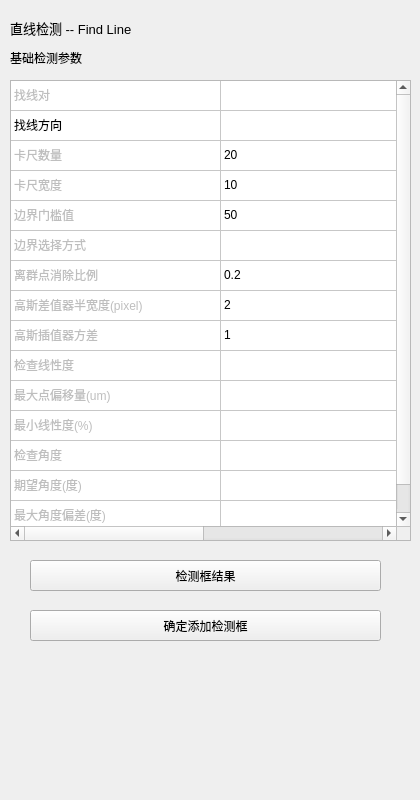
Old version of the form VisionDetect/FindLineWidget.ui in the repository chuandongxu/AOI.
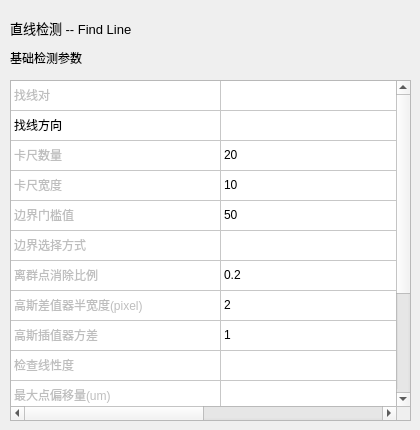
New version of the form.

Commit message:
Developed edit inspection window feature.
Developed edit inspection window feature.

Diff of the .ui file:
```diff
--- a/VisionDetect/FindLineWidget.ui
+++ b/VisionDetect/FindLineWidget.ui
@@ -7,7 +7,7 @@
     <x>0</x>
     <y>0</y>
     <width>420</width>
-    <height>800</height>
+    <height>430</height>
    </rect>
   </property>
   <property name="windowTitle">
@@ -50,7 +50,7 @@
      <x>10</x>
      <y>80</y>
      <width>401</width>
-     <height>461</height>
+     <height>341</height>
     </rect>
    </property>
    <property name="rowCount">
@@ -249,32 +249,6 @@
     </property>
    </item>
   </widget>
-  <widget class="QPushButton" name="btnTryInsp">
-   <property name="geometry">
-    <rect>
-     <x>30</x>
-     <y>560</y>
-     <width>351</width>
-     <height>31</height>
-    </rect>
-   </property>
-   <property name="text">
-    <string>检测框结果</string>
-   </property>
-  </widget>
-  <widget class="QPushButton" name="btnConfirmWindow">
-   <property name="geometry">
-    <rect>
-     <x>30</x>
-     <y>610</y>
-     <width>351</width>
-     <height>31</height>
-    </rect>
-   </property>
-   <property name="text">
-    <string>确定添加检测框</string>
-   </property>
-  </widget>
  </widget>
  <layoutdefault spacing="6" margin="11"/>
  <resources/>
```
The commit also changes 41 other files.
